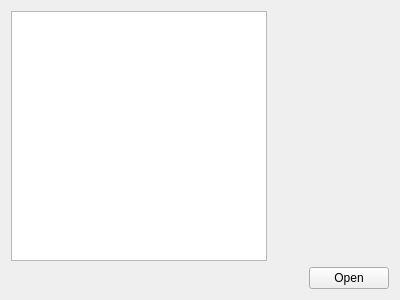
Old version of the form src/mainwindow.ui in the repository flysight/flysight-configurator.
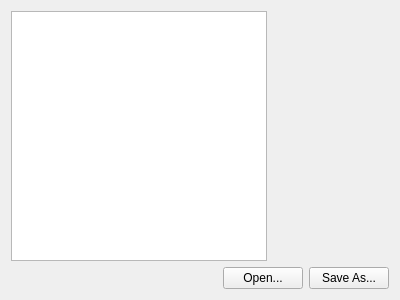
New version of the form.

Diff of the .ui file:
```diff
--- a/src/mainwindow.ui
+++ b/src/mainwindow.ui
@@ -43,7 +43,14 @@
       <item>
        <widget class="QPushButton" name="openButton">
         <property name="text">
-         <string>Open</string>
+         <string>Open...</string>
+        </property>
+       </widget>
+      </item>
+      <item>
+       <widget class="QPushButton" name="saveAsButton">
+        <property name="text">
+         <string>Save As...</string>
         </property>
        </widget>
       </item>
```
